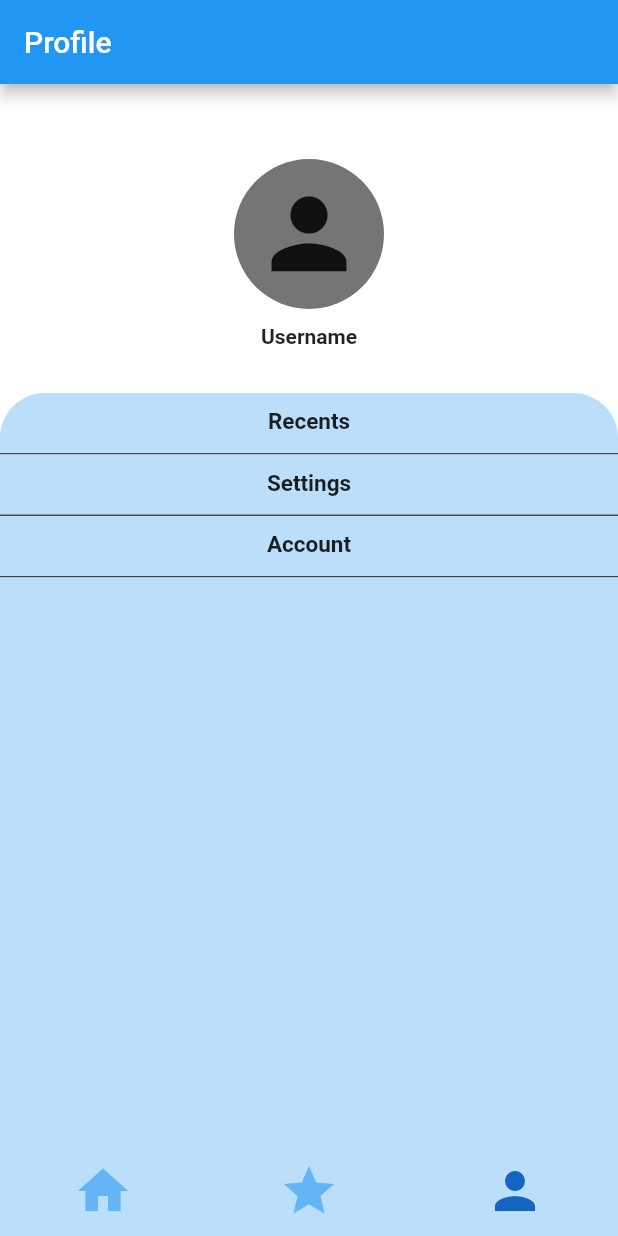
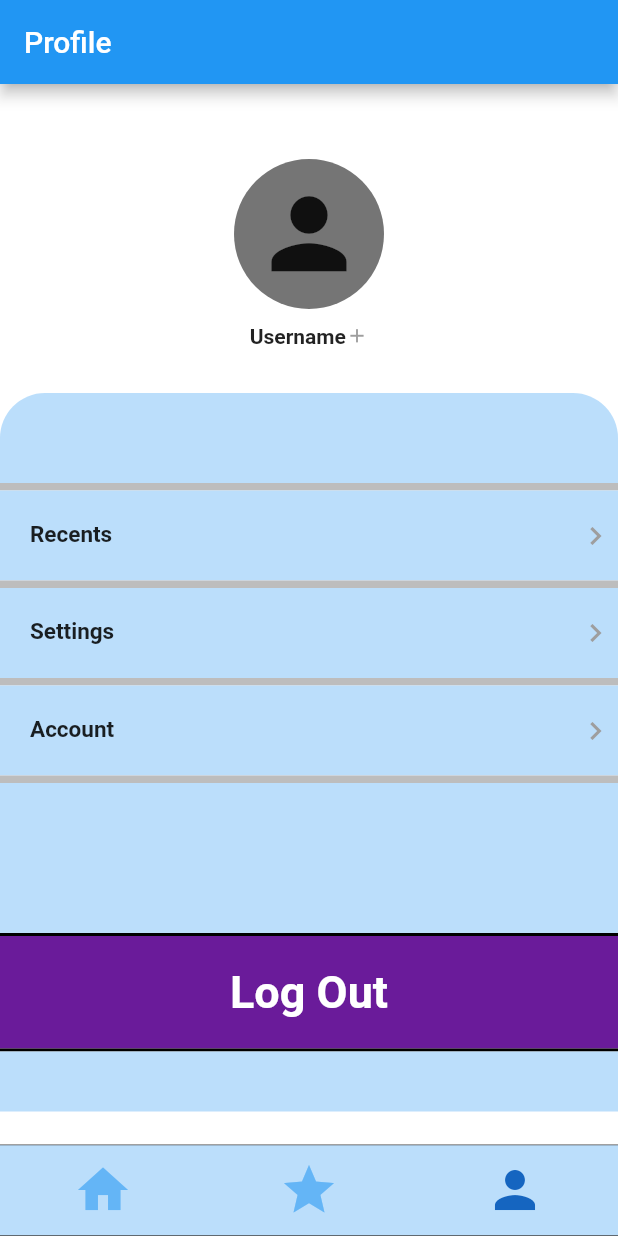
Before and after one commit to Haelioe/recipe_app, a Flutter app: the ProfileScreen screen opened directly, on a phone screen of 412 x 824 dp. Run offline on Flutter 3.47's test engine with Material 2 defaults, Android fonts, the phone set to English and light mode, and no system bars.

Commit message:
Merge branch 'dev' of C:\Users\Owner\Documents\Flutter Projects\recipe_app with conflicts.

```diff
--- a/lib/screens/profile_screen.dart
+++ b/lib/screens/profile_screen.dart
@@ -42,19 +42,24 @@ class _ProfileScreenState extends State<ProfileScreen> {
               ),
             ),
             SizedBox(height: 10),
+            Row(
+              mainAxisAlignment: MainAxisAlignment.center,
+              children: <Widget>[
                 Text(
                   'Username',
                   textAlign: TextAlign.center,
                   style: TextStyle(fontWeight: FontWeight.bold),
                 ),
+                Icon(
+                  Icons.add,
+                  size: 15,
+                  color: Colors.grey,
+                )
+              ],
+            ),
             SizedBox(height: 30),
-            GestureDetector(
-              onTap: () {
-                Navigator.push(context,
-                    new MaterialPageRoute(builder: (_) => RecentsScreen()));
-              },
-              child: Container(
-                height: 40,
+            Container(
+              height: 60,
               decoration: BoxDecoration(
                   color: Colors.blue[100],
                   borderRadius: BorderRadius.only(
@@ -63,62 +68,162 @@ class _ProfileScreenState extends State<ProfileScreen> {
               child: Padding(
                 padding: const EdgeInsets.only(top: 10),
                 child: Text(
-                    'Recents',
-                    textAlign: TextAlign.center,
-                    style: TextStyle(fontSize: 15, fontWeight: FontWeight.bold),
-                  ),
-                ),
-              ),
-            ),
-            Container(
-              height: 1,
-              color: Colors.grey[800],
-            ),
-            Container(
-              height: 40,
-              color: Colors.blue[100],
-              child: Padding(
-                padding: const EdgeInsets.only(top: 10),
-                child: Text(
-                  'Settings',
+                  '',
                   textAlign: TextAlign.center,
                   style: TextStyle(fontSize: 15, fontWeight: FontWeight.bold),
                 ),
               ),
             ),
             Container(
-              height: 1,
-              color: Colors.grey[800],
+              height: 5,
+              color: Colors.grey[400],
+            ),
+            GestureDetector(
+              onTap: () {
+                Navigator.push(context,
+                    new MaterialPageRoute(builder: (_) => RecentsScreen()));
+              },
+              child: Row(
+                mainAxisAlignment: MainAxisAlignment.spaceBetween,
+                children: <Widget>[
+                  Container(
+                    height: 60,
+                    width: MediaQuery.of(context).size.width - 30,
+                    color: Colors.blue[100],
+                    child: Padding(
+                      padding: const EdgeInsets.only(top: 20, left: 20),
+                      child: Text(
+                        'Recents',
+                        textAlign: TextAlign.left,
+                        style: TextStyle(
+                            fontSize: 15, fontWeight: FontWeight.bold),
+                      ),
+                    ),
+                  ),
+                  Container(
+                    child: Icon(
+                      Icons.navigate_next,
+                      color: Colors.grey,
+                    ),
+                    color: Colors.blue[100],
+                    height: 60,
+                    width: 30,
+                  ),
+                ],
+              ),
+            ),
+            Container(
+              height: 5,
+              color: Colors.grey[400],
+            ),
+            Row(
+              mainAxisAlignment: MainAxisAlignment.spaceBetween,
+              children: <Widget>[
+                Container(
+                  height: 60,
+                  width: MediaQuery.of(context).size.width - 30,
+                  color: Colors.blue[100],
+                  child: Padding(
+                    padding: const EdgeInsets.only(top: 20, left: 20),
+                    child: Text(
+                      'Settings',
+                      textAlign: TextAlign.left,
+                      style:
+                          TextStyle(fontSize: 15, fontWeight: FontWeight.bold),
+                    ),
+                  ),
+                ),
+                Container(
+                  child: Icon(
+                    Icons.navigate_next,
+                    color: Colors.grey,
+                  ),
+                  color: Colors.blue[100],
+                  height: 60,
+                  width: 30,
+                ),
+              ],
+            ),
+            Container(
+              height: 5,
+              color: Colors.grey[400],
+            ),
+            Row(
+              mainAxisAlignment: MainAxisAlignment.spaceBetween,
+              children: <Widget>[
+                Container(
+                  height: 60,
+                  width: MediaQuery.of(context).size.width - 30,
+                  color: Colors.blue[100],
+                  child: Padding(
+                    padding: const EdgeInsets.only(top: 20, left: 20),
+                    child: Text(
+                      'Account',
+                      textAlign: TextAlign.left,
+                      style:
+                          TextStyle(fontSize: 15, fontWeight: FontWeight.bold),
+                    ),
+                  ),
+                ),
+                Container(
+                  child: Icon(
+                    Icons.navigate_next,
+                    color: Colors.grey,
+                  ),
+                  color: Colors.blue[100],
+                  height: 60,
+                  width: 30,
+                ),
+              ],
+            ),
+            Container(
+              height: 5,
+              color: Colors.grey[400],
+            ),
+            Container(
+              height: 100,
+              color: Colors.blue[100],
+            ),
+            Container(
+              height: 2,
+              color: Colors.black,
+            ),
+            Container(
+              height: 75,
+              color: Colors.purple[800],
+              child: Padding(
+                padding: const EdgeInsets.only(top: 20),
+                child: Text(
+                  'Log Out',
+                  textAlign: TextAlign.center,
+                  style: TextStyle(
+                    fontSize: 30,
+                    fontWeight: FontWeight.bold,
+                    color: Colors.white
+                  ),
+                ),
+              ),
+            ),
+            Container(
+              height: 2,
+              color: Colors.black,
             ),
             Container(
               height: 40,
               color: Colors.blue[100],
-              child: Padding(
-                padding: const EdgeInsets.only(top: 10),
-                child: Text(
-                  'Account',
-                  textAlign: TextAlign.center,
-                  style: TextStyle(fontSize: 15, fontWeight: FontWeight.bold),
-                ),
-              ),
-            ),
-            Container(
-              height: 1,
-              color: Colors.grey[800],
-            ),
-            Container(
-              height: MediaQuery.of(context).size.height,
-              color: Colors.blue[100],
-            ),
+            )
           ],
         ),
       ),
-      bottomNavigationBar: Row(
+      bottomNavigationBar: Container(
+        height: 61,
+        color: Colors.grey[800],
+        child: Row(
           children: <Widget>[
             GestureDetector(
               onTap: () {
-              Navigator.push(
-                  context, new MaterialPageRoute(builder: (_) => HomeScreen()));
+                Navigator.push(context,
+                    new MaterialPageRoute(builder: (_) => HomeScreen()));
               },
               child: Container(
                 height: 60,
@@ -165,6 +270,7 @@ class _ProfileScreenState extends State<ProfileScreen> {
             ),
           ],
         ),
+      ),
     );
   }
 }
```
Lines whose indentation alone changed are shown as unchanged.
